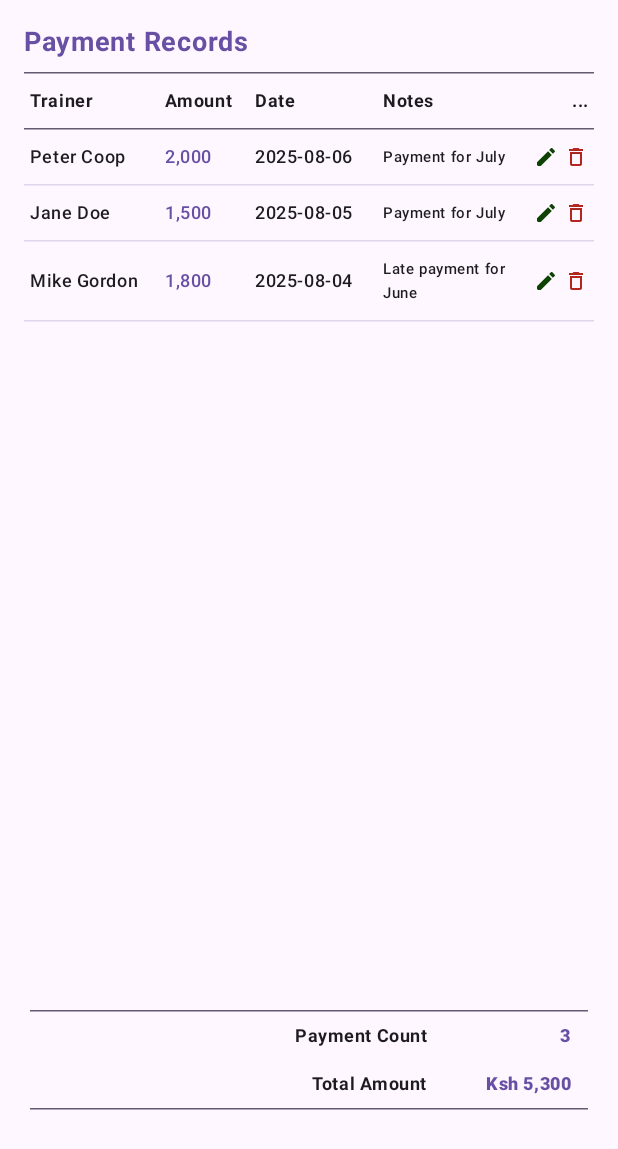
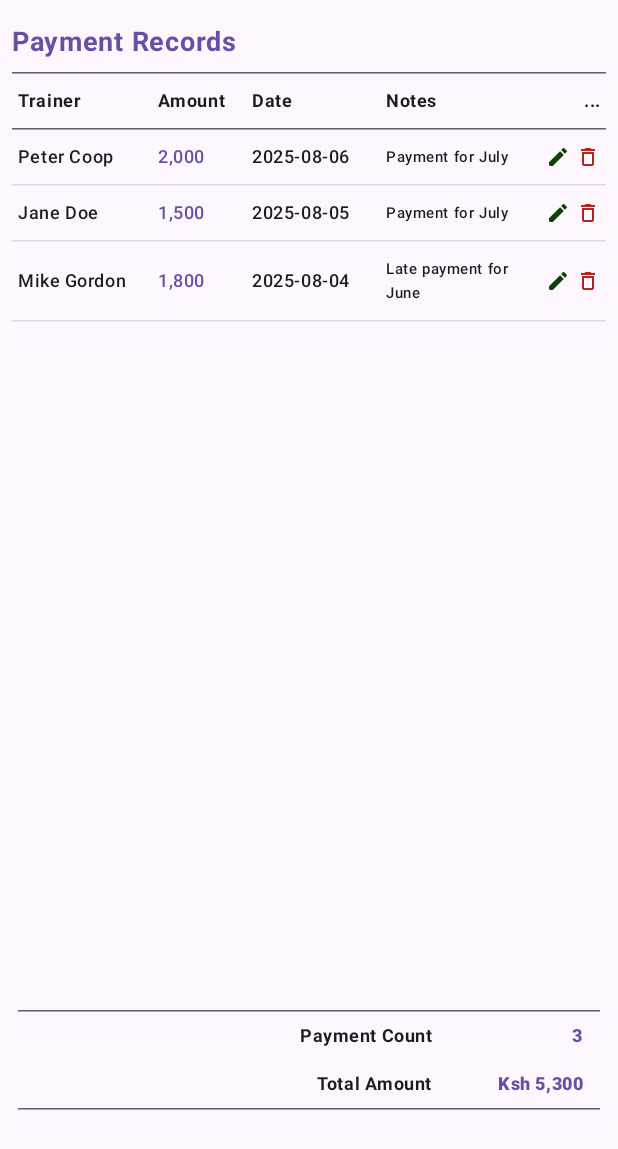
Before and after one commit to samueljuma/BodyNMind-Mobile, an Android app built with Jetpack Compose: the composable TrainerPaymentsTable called with sample values from the repository, on a phone screen of 412 x 824 dp. Shown: the top 1149 px of the screen. Run offline under Robolectric (Android 15) with nearby library versions, the phone set to English and light mode, and no system bars.

Commit message:
fix padding for trainer payments screen

```diff
--- a/app/src/main/java/com/samueljuma/gmsmobile/presentation/screens/trainerpayments/TrainerPaymentsScreen.kt
+++ b/app/src/main/java/com/samueljuma/gmsmobile/presentation/screens/trainerpayments/TrainerPaymentsScreen.kt
@@ -134,8 +134,7 @@ fun TrainerPaymentsScreen(
                     .fillMaxSize()
             ) {
                 PullToRefreshBox(
-                    modifier = Modifier.weight(1f)
-                        .padding(horizontal = 10.dp),
+                    modifier = Modifier.weight(1f),
                     isRefreshing = uiState.isRefreshing,
                     contentAlignment = Alignment.TopCenter,
                     onRefresh = { viewModel.fetchTrainerPayments(isRefresh = true) }
@@ -146,7 +145,7 @@ fun TrainerPaymentsScreen(
                                 message = "No Trainer Payment Records Found"
                             )
                         }else {
-                            TrainerPaymentsTable(
+                            TrainerPaymentsTable (
                                 trainerPayments = uiState.trainerPayments,
                                 onEditRecord = {
                                     viewModel.updateShowEditPaymentDialog(
--- a/app/src/main/java/com/samueljuma/gmsmobile/presentation/screens/trainerpayments/TrainerPaymentsTable.kt
+++ b/app/src/main/java/com/samueljuma/gmsmobile/presentation/screens/trainerpayments/TrainerPaymentsTable.kt
@@ -46,7 +46,7 @@ fun TrainerPaymentsTable(
     Column(
         modifier = Modifier
             .fillMaxSize()
-            .padding(16.dp)
+            .padding(vertical = 16.dp, horizontal = 8.dp)
     ) {
         Text(
             text = "Payment Records",
```
